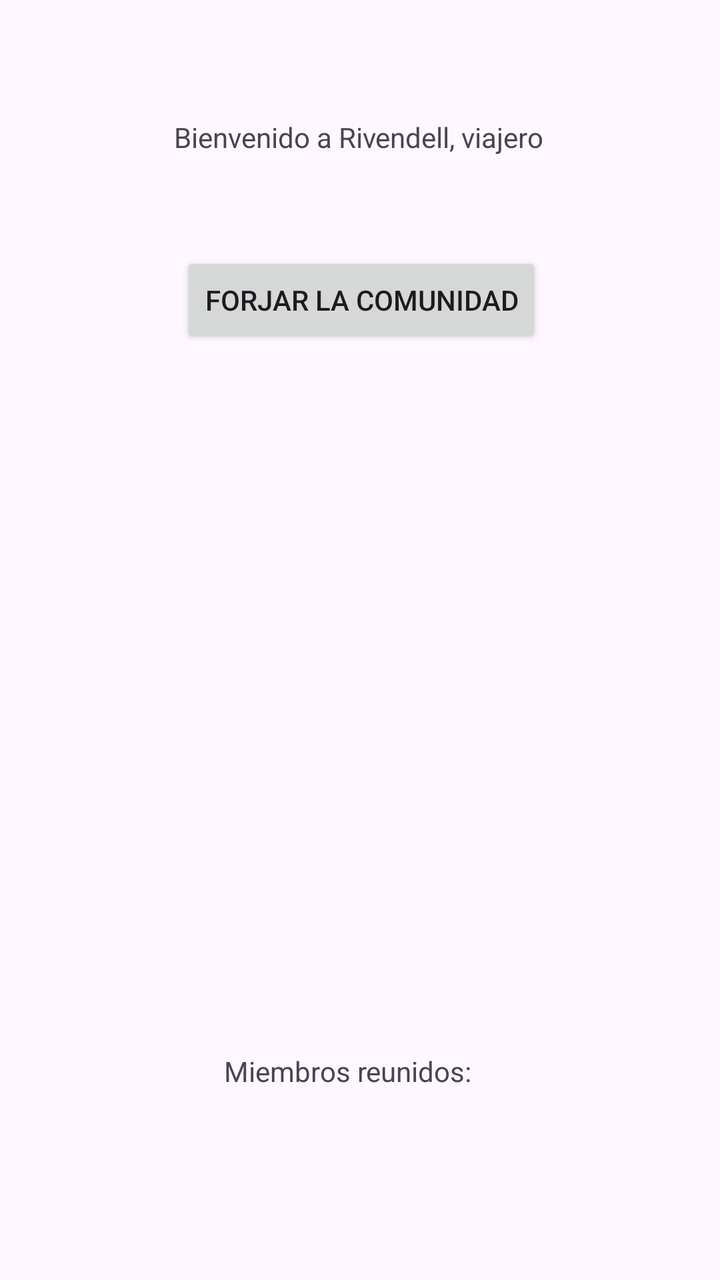
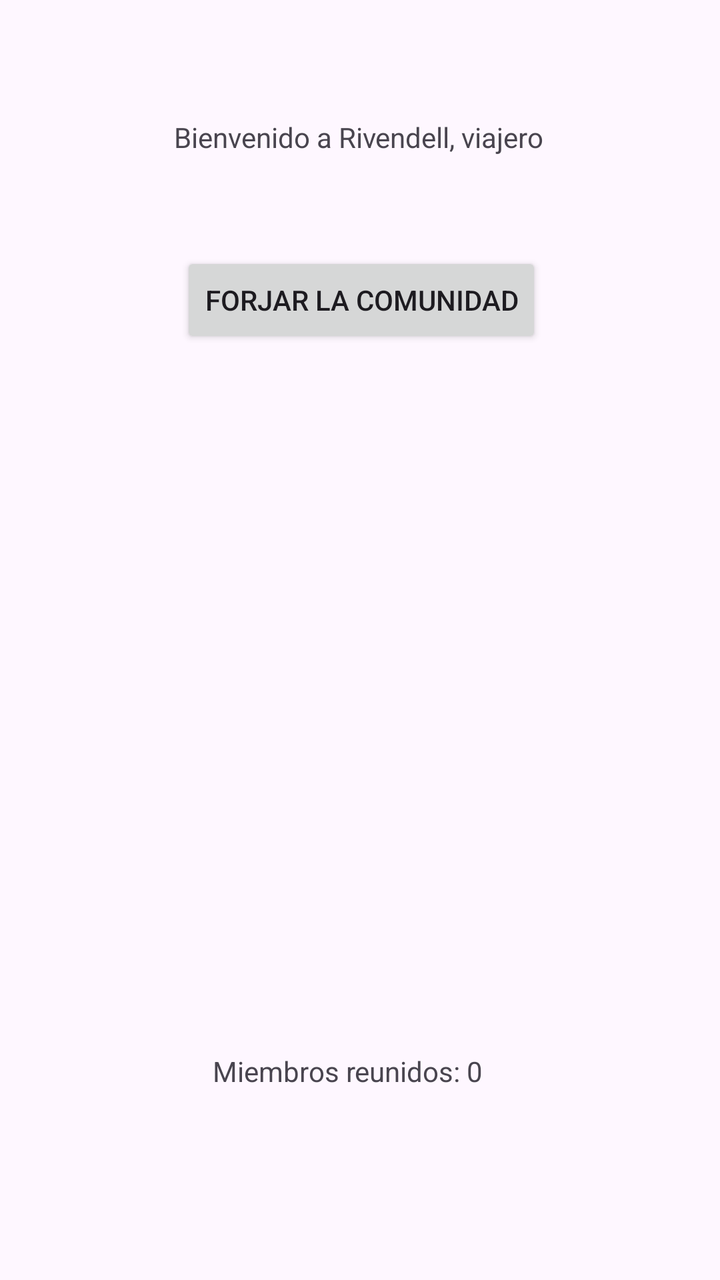

Screens rendered from an Android XML layout before and after an edit, with the pre-edit source and the edit as a unified diff.
<!-- AndroidManifest.xml: application theme Theme.LaboratorioTierraMedia -->
<!-- res/layout/activity_main.xml -->
<?xml version="1.0" encoding="utf-8"?>
<androidx.constraintlayout.widget.ConstraintLayout xmlns:android="http://schemas.android.com/apk/res/android"
    xmlns:app="http://schemas.android.com/apk/res-auto"
    xmlns:tools="http://schemas.android.com/tools"
    android:id="@+id/main"
    android:layout_width="match_parent"
    android:layout_height="match_parent"
    tools:context=".MainActivity">

    <TextView
        android:id="@+id/textView2"
        android:layout_width="wrap_content"
        android:layout_height="wrap_content"
        android:text="Bienvenido a Rivendell, viajero"
        app:layout_constraintBottom_toBottomOf="parent"
        app:layout_constraintEnd_toEndOf="parent"
        app:layout_constraintHorizontal_bias="0.497"
        app:layout_constraintStart_toStartOf="parent"
        app:layout_constraintTop_toTopOf="parent"
        app:layout_constraintVertical_bias="0.095" />

    <Button
        android:id="@+id/button"
        android:layout_width="wrap_content"
        android:layout_height="wrap_content"
        android:layout_marginStart="118dp"
        android:layout_marginTop="177dp"
        android:layout_marginEnd="117dp"
        android:layout_marginBottom="176dp"
        android:text="Forjar la Comunidad"
        app:layout_constraintBottom_toTopOf="@+id/textView"
        app:layout_constraintEnd_toEndOf="parent"
        app:layout_constraintStart_toStartOf="parent"
        app:layout_constraintTop_toBottomOf="@+id/textView2" />

    <TextView
        android:id="@+id/textView"
        android:layout_width="wrap_content"
        android:layout_height="wrap_content"
        android:layout_marginStart="137dp"
        android:layout_marginTop="176dp"
        android:layout_marginEnd="149dp"
        android:layout_marginBottom="224dp"
        android:text="Miembros reunidos:"
        app:layout_constraintBottom_toBottomOf="parent"
        app:layout_constraintEnd_toEndOf="parent"
        app:layout_constraintStart_toStartOf="parent"
        app:layout_constraintTop_toBottomOf="@+id/button" />

</androidx.constraintlayout.widget.ConstraintLayout>
<!-- resources referenced by this layout -->
<resources>
  <style name="Theme.LaboratorioTierraMedia" parent="Base.Theme.LaboratorioTierraMedia" />
  <style name="Base.Theme.LaboratorioTierraMedia" parent="Theme.Material3.DayNight.NoActionBar">
          
          
      </style>
</resources>

<!-- the commit's change to res/layout/activity_main.xml (unified diff, before → after) -->
@@ -41,7 +41,7 @@
         android:layout_marginTop="176dp"
         android:layout_marginEnd="149dp"
         android:layout_marginBottom="224dp"
-        android:text="Miembros reunidos:"
+        android:text="Miembros reunidos: 0"
         app:layout_constraintBottom_toBottomOf="parent"
         app:layout_constraintEnd_toEndOf="parent"
         app:layout_constraintStart_toStartOf="parent"
